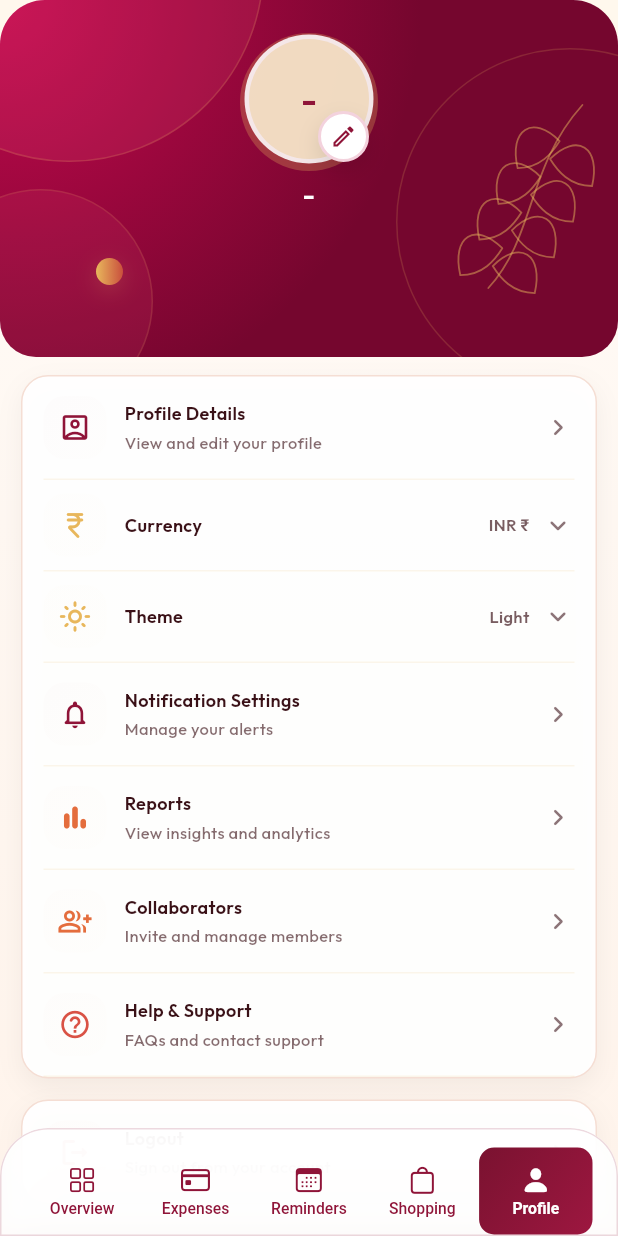
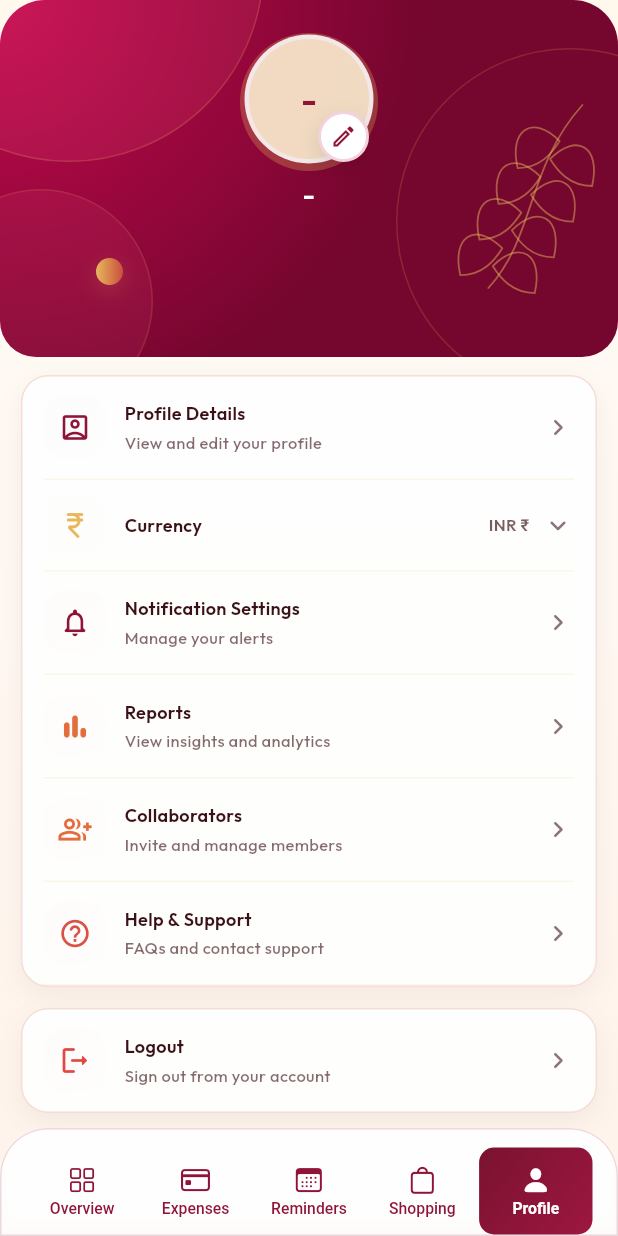
Before and after one commit to jassimpv/kalayana_tracker, a Flutter app: the screen it shows once a user with an empty profile is signed in, item 5 of the bottom bar chosen, on a phone screen of 412 x 824 dp. Run offline on Flutter 3.47's test engine with Material 3 defaults, Android fonts, the phone set to English and light mode, and no system bars; our stand-ins replace cloud_firestore, device_info_plus, firebase_auth, firebase_core, get, google_sign_in and 4 more; missing offline and left inert: in_app_update; accounts and stored records are empty.

```diff
--- a/lib/app/core/theme/app_theme.dart
+++ b/lib/app/core/theme/app_theme.dart
@@ -364,89 +364,6 @@ class ThemeColors {
       shape: RoundedRectangleBorder(borderRadius: BorderRadius.circular(32)),
     ),
   );
-
-  static ThemeData darkTheme(BuildContext context) => ThemeData(
-    fontFamily: _fontFamily,
-    useMaterial3: true,
-    brightness: Brightness.dark,
-    primaryColor: _darkPrimary,
-    scaffoldBackgroundColor: _darkScaffoldGradientStart,
-    colorScheme: const ColorScheme(
-      brightness: Brightness.dark,
-      primary: _darkPrimary,
-      onPrimary: whiteColor,
-      primaryContainer: Color(0xFF0F4F49),
-      onPrimaryContainer: Color(0xFFD8F1ED),
-      secondary: Color(0xFFC46F53),
-      onSecondary: Color(0xFF26100A),
-      tertiary: Color(0xFFE7AD4F),
-      onTertiary: Color(0xFFFFFFFF),
-      error: error,
-      onError: Color(0xFFFFFFFF),
-      surface: _darkSurface,
-      onSurface: _darkOnSurface,
-      onSurfaceVariant: _darkOnSurfaceSecondary,
-      outline: _darkBorder,
-    ),
-    textTheme: Theme.of(context).textTheme.apply(
-      bodyColor: _darkOnSurface,
-      displayColor: _darkOnSurface,
-      fontFamily: _fontFamily,
-    ),
-    cardColor: _darkSurface,
-    dividerColor: _darkBorder,
-    cardTheme: CardThemeData(
-      color: _darkSurface,
-      elevation: 0,
-      margin: EdgeInsets.zero,
-      shape: RoundedRectangleBorder(
-        borderRadius: BorderRadius.circular(28),
-        side: BorderSide(color: whiteColor.withValues(alpha: 0.08)),
-      ),
-    ),
-    inputDecorationTheme: InputDecorationTheme(
-      filled: true,
-      fillColor: _darkInputBackground,
-      contentPadding: const EdgeInsets.symmetric(horizontal: 18, vertical: 18),
-      labelStyle: const TextStyle(
-        color: _darkOnSurfaceSecondary,
-        fontWeight: FontWeight.w500,
-      ),
-      prefixIconColor: _darkPrimary,
-      suffixIconColor: _darkPrimary,
-      border: OutlineInputBorder(
-        borderRadius: BorderRadius.circular(20),
-        borderSide: BorderSide(color: whiteColor.withValues(alpha: 0.08)),
-      ),
-      enabledBorder: OutlineInputBorder(
-        borderRadius: BorderRadius.circular(20),
-        borderSide: BorderSide(color: whiteColor.withValues(alpha: 0.08)),
-      ),
-      focusedBorder: OutlineInputBorder(
-        borderRadius: BorderRadius.circular(20),
-        borderSide: const BorderSide(color: _darkPrimary, width: 1.4),
-      ),
-    ),
-    filledButtonTheme: FilledButtonThemeData(
-      style: FilledButton.styleFrom(
-        backgroundColor: _darkPrimary,
-        foregroundColor: whiteColor,
-        minimumSize: const Size(64, 52),
-        shape: RoundedRectangleBorder(borderRadius: BorderRadius.circular(20)),
-        textStyle: const TextStyle(fontWeight: FontWeight.w500, fontSize: 14),
-      ),
-    ),
-    floatingActionButtonTheme: FloatingActionButtonThemeData(
-      backgroundColor: _darkPrimary,
-      foregroundColor: whiteColor,
-      shape: RoundedRectangleBorder(borderRadius: BorderRadius.circular(22)),
-    ),
-    dialogTheme: DialogThemeData(
-      backgroundColor: _darkSurface,
-      surfaceTintColor: Colors.transparent,
-      shape: RoundedRectangleBorder(borderRadius: BorderRadius.circular(32)),
-    ),
-  );
 }
 
 class ThemeController extends GetxController {
--- a/lib/app/modules/dashboard/views/expenses/dashboard_overview.dart
+++ b/lib/app/modules/dashboard/views/expenses/dashboard_overview.dart
@@ -1002,15 +1002,6 @@ class _PaymentPulseCard extends StatelessWidget {
                 child: Column(
                   crossAxisAlignment: CrossAxisAlignment.start,
                   children: [
-                    const Text(
-                      'Payment Pulse',
-                      style: TextStyle(
-                        color: Color(0xFFB87A25),
-                        fontSize: 12,
-                        fontWeight: FontWeight.w600,
-                      ),
-                    ),
-                    const SizedBox(height: 5),
                     Text(
                       '$days days left',
                       maxLines: narrow ? 2 : 1,
--- a/lib/app/modules/dashboard/views/profile/dashboard_profile.dart
+++ b/lib/app/modules/dashboard/views/profile/dashboard_profile.dart
@@ -51,19 +51,19 @@ class ProfilePanel extends GetView<DashboardController> {
                   trailingIcon: Icons.keyboard_arrow_down_rounded,
                   onTap: () => _showCurrencyPicker(context, controller),
                 ),
-                ValueListenableBuilder<ThemeMode>(
-                  valueListenable: ThemeService.themeModeNotifier,
-                  builder: (context, mode, child) {
-                    final label = mode == ThemeMode.dark ? 'Dark' : 'Light';
-                    return _ProfileMenuRow(
-                      icon: Icons.light_mode_outlined,
-                      label: 'Theme',
-                      value: label,
-                      trailingIcon: Icons.keyboard_arrow_down_rounded,
-                      // onTap: () => ThemeService.toggleTheme(),
-                    );
-                  },
-                ),
+                // ValueListenableBuilder<ThemeMode>(
+                //   valueListenable: ThemeService.themeModeNotifier,
+                //   builder: (context, mode, child) {
+                //     final label = mode == ThemeMode.dark ? 'Dark' : 'Light';
+                //     return _ProfileMenuRow(
+                //       icon: Icons.light_mode_outlined,
+                //       label: 'Theme',
+                //       value: label,
+                //       trailingIcon: Icons.keyboard_arrow_down_rounded,
+                //       // onTap: () => ThemeService.toggleTheme(),
+                //     );
+                //   },
+                // ),
                 _ProfileMenuRow(
                   icon: Icons.notifications_none_rounded,
                   label: 'Notification Settings',
--- a/lib/app/modules/dashboard/views/reminders/dashboard_reminders.dart
+++ b/lib/app/modules/dashboard/views/reminders/dashboard_reminders.dart
@@ -13,18 +13,15 @@ class RemindersPanel extends GetView<DashboardController> {
         if (a.isDone != b.isDone) return a.isDone ? 1 : -1;
         return a.dueDate.compareTo(b.dueDate);
       });
-    final paymentReminders = sorted
-        .where((item) => item.category == 'Payment' && !item.isDone)
-        .toList();
-    final dueTodayPayments = paymentReminders
+
+    final dueTodayPayments = sorted
         .where((item) => daysUntilDate(item.dueDate, from: today) == 0)
         .toList();
-    final upcomingPayments = paymentReminders
+    final upcomingPaymentsCount = sorted
         .where((item) => (daysUntilDate(item.dueDate, from: today) ?? 0) > 0)
-        .toList();
-    final taskReminders = sorted
-        .where((item) => item.category != 'Payment')
-        .toList();
+        .toList()
+        .length;
+    final taskReminders = sorted.toList();
     final completedCount = reminders.where((item) => item.isDone).length;
 
     return DecoratedBox(
@@ -54,7 +51,7 @@ class RemindersPanel extends GetView<DashboardController> {
                   ),
                   _ReminderStat(
                     icon: CupertinoIcons.calendar_badge_plus,
-                    value: upcomingPayments.length,
+                    value: upcomingPaymentsCount,
                     label: 'Upcoming',
                     color: const Color(0xFFF28B18),
                     tint: const Color(0xFFFFF0E0),
--- a/lib/main.dart
+++ b/lib/main.dart
@@ -11,6 +11,7 @@ import 'firebase_options.dart';
 
 Future<void> main() async {
   WidgetsFlutterBinding.ensureInitialized();
+
   try {
     await AppBootstrap.load();
     runApp(const KalyanaApp());
--- a/pubspec.yaml
+++ b/pubspec.yaml
@@ -16,7 +16,7 @@ publish_to: "none" # Remove this line if you wish to publish to pub.dev
 # https://developer.apple.com/library/archive/documentation/General/Reference/InfoPlistKeyReference/Articles/CoreFoundationKeys.html
 # In Windows, build-name is used as the major, minor, and patch parts
 # of the product and file versions while build-number is used as the build suffix.
-version: 1.0.0+2
+version: 1.1.0+3
 
 environment:
   sdk: ^3.11.0
```
Also changed, not shown: 7 other files.
